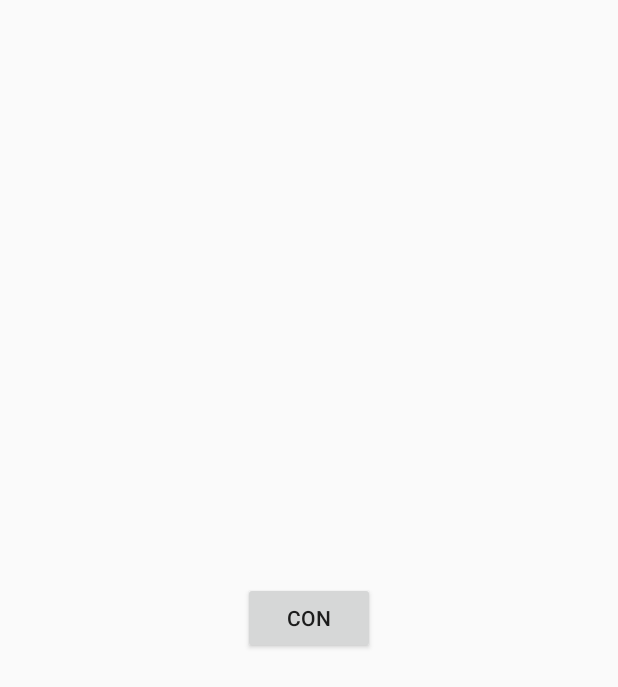
After one commit to mic16/epicture, an Android app: the UserSettings screen opened directly, with no data from a screen before it, on a phone screen of 412 x 824 dp. The commit adds this screen. Shown: the top 687 px of the screen. Run offline under Robolectric (Android 15) with nearby library versions, the phone set to English and light mode, and no system bars.

```diff
--- a/app/src/main/AndroidManifest.xml
+++ b/app/src/main/AndroidManifest.xml
@@ -14,7 +14,8 @@
         android:roundIcon="@mipmap/ic_launcher_round"
         android:supportsRtl="true"
         android:theme="@style/AppTheme">
-        <activity android:name=".PostMedia"></activity>
+        <activity android:name=".UserSettings"></activity>
+        <activity android:name=".PostMedia" />
         <activity
             android:name=".User"
             android:label="@string/title_activity_user"
--- a/app/src/main/java/com/example/epicture/User.java
+++ b/app/src/main/java/com/example/epicture/User.java
@@ -88,4 +88,9 @@ public class User extends AppCompatActivity {
         return NavigationUI.navigateUp(navController, mAppBarConfiguration)
                 || super.onSupportNavigateUp();
     }
+
+    public void userSettings(View view) {
+        Intent intent = new Intent(this, UserSettings.class);
+        startActivity(intent);
+    }
 }
--- /dev/null
+++ b/app/src/main/java/com/example/epicture/UserSettings.java
@@ -0,0 +1,15 @@
+package com.example.epicture;
+
+import androidx.appcompat.app.AppCompatActivity;
+
+import android.os.Bundle;
+
+public class UserSettings extends AppCompatActivity {
+
+    @Override
+    protected void onCreate(Bundle savedInstanceState) {
+        super.onCreate(savedInstanceState);
+        setContentView(R.layout.activity_user_settings);
+
+    }
+}
--- /dev/null
+++ b/app/src/main/res/layout/activity_user_settings.xml
@@ -0,0 +1,18 @@
+<?xml version="1.0" encoding="utf-8"?>
+<androidx.constraintlayout.widget.ConstraintLayout xmlns:android="http://schemas.android.com/apk/res/android"
+    xmlns:app="http://schemas.android.com/apk/res-auto"
+    xmlns:tools="http://schemas.android.com/tools"
+    android:layout_width="match_parent"
+    android:layout_height="match_parent"
+    tools:context=".UserSettings">
+
+    <Button
+        android:id="@+id/button"
+        android:layout_width="wrap_content"
+        android:layout_height="wrap_content"
+        android:text="@string/con"
+        app:layout_constraintBottom_toBottomOf="parent"
+        app:layout_constraintEnd_toEndOf="parent"
+        app:layout_constraintStart_toStartOf="parent"
+        app:layout_constraintTop_toTopOf="parent" />
+</androidx.constraintlayout.widget.ConstraintLayout>
--- a/app/src/main/res/layout/nav_header_main.xml
+++ b/app/src/main/res/layout/nav_header_main.xml
@@ -16,7 +16,9 @@
         android:id="@+id/userProfilPicture"
         android:layout_width="wrap_content"
         android:layout_height="wrap_content"
+        android:clickable="true"
         android:contentDescription="@string/nav_header_desc"
+        android:onClick="userSettings"
         android:paddingTop="@dimen/nav_header_vertical_spacing"
         app:srcCompat="@mipmap/ic_launcher_round" />
 
--- a/app/src/main/res/values/strings.xml
+++ b/app/src/main/res/values/strings.xml
@@ -19,4 +19,5 @@
     <string name="send">Send</string>
     <string name="you_need_anything">You need anything ?</string>
     <string name="search">Search</string>
+    <string name="con">con</string>
 </resources>
```
